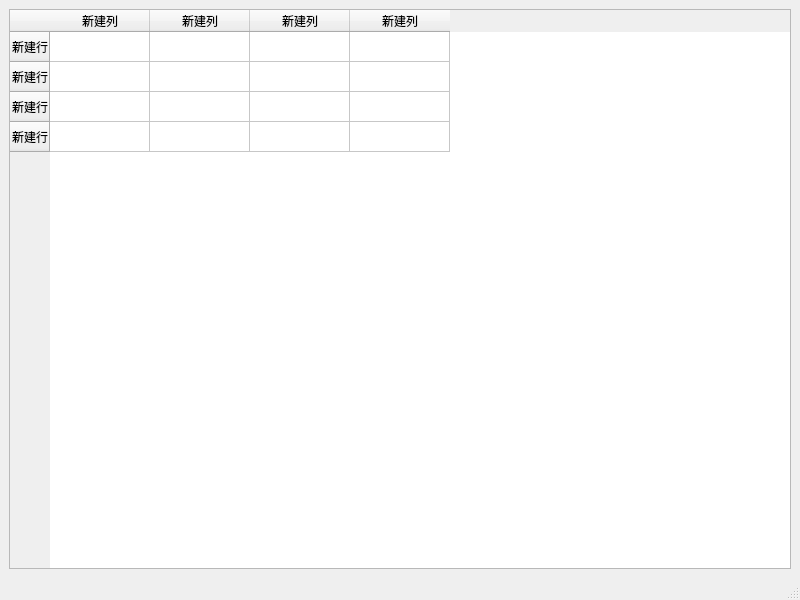
Before: the Qt Designer form qt/creat/untitled/mainwindow.ui in newcreatmao/project, drawn with Qt 5.
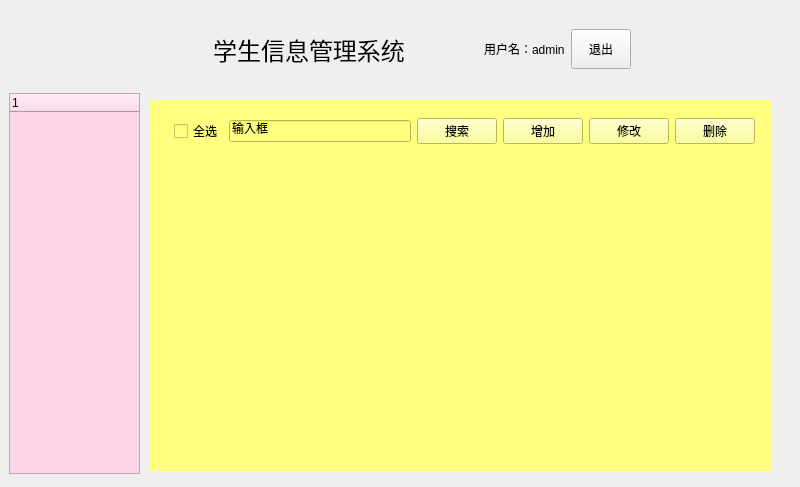
After: the same form once the commit is applied. Icons and pictures are not drawn.

Patch:
```diff
--- a/qt/creat/untitled/mainwindow.ui
+++ b/qt/creat/untitled/mainwindow.ui
@@ -7,82 +7,221 @@
     <x>0</x>
     <y>0</y>
     <width>800</width>
-    <height>600</height>
+    <height>487</height>
    </rect>
   </property>
+  <property name="minimumSize">
+   <size>
+    <width>800</width>
+    <height>480</height>
+   </size>
+  </property>
   <property name="windowTitle">
    <string>MainWindow</string>
   </property>
+  <property name="styleSheet">
+   <string notr="true">QWidget#centralwidget(background-color:rgb(94, 195, 200););</string>
+  </property>
   <widget class="QWidget" name="centralwidget">
-   <layout class="QGridLayout" name="gridLayout">
-    <item row="0" column="0">
-     <widget class="QTableWidget" name="tableWidget">
-      <row>
-       <property name="text">
-        <string>新建行</string>
-       </property>
-      </row>
-      <row>
-       <property name="text">
-        <string>新建行</string>
-       </property>
-      </row>
-      <row>
-       <property name="text">
-        <string>新建行</string>
-       </property>
-      </row>
-      <row>
-       <property name="text">
-        <string>新建行</string>
-       </property>
-      </row>
-      <column>
-       <property name="text">
-        <string>新建列</string>
-       </property>
-      </column>
-      <column>
-       <property name="text">
-        <string>新建列</string>
-       </property>
-      </column>
-      <column>
-       <property name="text">
-        <string>新建列</string>
-       </property>
-      </column>
-      <column>
-       <property name="text">
-        <string>新建列</string>
-       </property>
-      </column>
-      <item row="0" column="0">
-       <property name="foreground">
-        <brush brushstyle="NoBrush">
-         <color alpha="255">
-          <red>170</red>
-          <green>85</green>
-          <blue>255</blue>
-         </color>
-        </brush>
-       </property>
-      </item>
-     </widget>
-    </item>
-   </layout>
-  </widget>
-  <widget class="QMenuBar" name="menubar">
-   <property name="geometry">
-    <rect>
-     <x>0</x>
-     <y>0</y>
-     <width>800</width>
-     <height>21</height>
-    </rect>
+   <property name="styleSheet">
+    <string notr="true">QWidget#centralwidget{background-color: rgb(85, 255, 255);};</string>
    </property>
+   <widget class="QTreeWidget" name="treeWidget">
+    <property name="geometry">
+     <rect>
+      <x>9</x>
+      <y>93</y>
+      <width>131</width>
+      <height>381</height>
+     </rect>
+    </property>
+    <property name="styleSheet">
+     <string notr="true">background-color: rgb(255, 212, 233);</string>
+    </property>
+   </widget>
+   <widget class="QStackedWidget" name="stackedWidget">
+    <property name="geometry">
+     <rect>
+      <x>150</x>
+      <y>100</y>
+      <width>621</width>
+      <height>371</height>
+     </rect>
+    </property>
+    <property name="styleSheet">
+     <string notr="true">background-color: rgb(255, 255, 127);</string>
+    </property>
+    <widget class="QWidget" name="page">
+     <widget class="QWidget" name="widget_2" native="true">
+      <property name="geometry">
+       <rect>
+        <x>24</x>
+        <y>10</y>
+        <width>581</width>
+        <height>42</height>
+       </rect>
+      </property>
+      <layout class="QGridLayout" name="gridLayout_3">
+       <item row="0" column="0">
+        <widget class="QCheckBox" name="checkBox">
+         <property name="text">
+          <string>全选</string>
+         </property>
+        </widget>
+       </item>
+       <item row="0" column="1">
+        <widget class="QLineEdit" name="lineEdit">
+         <property name="text">
+          <string>输入框</string>
+         </property>
+        </widget>
+       </item>
+       <item row="0" column="2">
+        <widget class="QPushButton" name="pushButton_2">
+         <property name="text">
+          <string>搜索</string>
+         </property>
+        </widget>
+       </item>
+       <item row="0" column="3">
+        <widget class="QPushButton" name="pushButton_3">
+         <property name="text">
+          <string>增加</string>
+         </property>
+        </widget>
+       </item>
+       <item row="0" column="4">
+        <widget class="QPushButton" name="pushButton_4">
+         <property name="text">
+          <string>修改</string>
+         </property>
+        </widget>
+       </item>
+       <item row="0" column="5">
+        <widget class="QPushButton" name="pushButton_5">
+         <property name="text">
+          <string>删除</string>
+         </property>
+        </widget>
+       </item>
+      </layout>
+     </widget>
+    </widget>
+    <widget class="QWidget" name="page_2"/>
+   </widget>
+   <widget class="QWidget" name="widget" native="true">
+    <property name="geometry">
+     <rect>
+      <x>9</x>
+      <y>9</y>
+      <width>631</width>
+      <height>81</height>
+     </rect>
+    </property>
+    <property name="styleSheet">
+     <string notr="true"/>
+    </property>
+    <layout class="QGridLayout" name="gridLayout" columnstretch="1,1,1">
+     <property name="leftMargin">
+      <number>0</number>
+     </property>
+     <property name="topMargin">
+      <number>0</number>
+     </property>
+     <property name="rightMargin">
+      <number>0</number>
+     </property>
+     <property name="bottomMargin">
+      <number>0</number>
+     </property>
+     <property name="spacing">
+      <number>0</number>
+     </property>
+     <item row="0" column="0">
+      <spacer name="horizontalSpacer">
+       <property name="orientation">
+        <enum>Qt::Horizontal</enum>
+       </property>
+       <property name="sizeHint" stdset="0">
+        <size>
+         <width>195</width>
+         <height>20</height>
+        </size>
+       </property>
+      </spacer>
+     </item>
+     <item row="0" column="1">
+      <widget class="QLabel" name="label">
+       <property name="font">
+        <font>
+         <pointsize>18</pointsize>
+        </font>
+       </property>
+       <property name="text">
+        <string>学生信息管理系统</string>
+       </property>
+       <property name="alignment">
+        <set>Qt::AlignCenter</set>
+       </property>
+      </widget>
+     </item>
+     <item row="0" column="2">
+      <widget class="QWidget" name="widget_3" native="true">
+       <layout class="QGridLayout" name="gridLayout_2">
+        <item row="0" column="0">
+         <widget class="QLabel" name="label_4">
+          <property name="minimumSize">
+           <size>
+            <width>60</width>
+            <height>60</height>
+           </size>
+          </property>
+          <property name="maximumSize">
+           <size>
+            <width>40</width>
+            <height>40</height>
+           </size>
+          </property>
+          <property name="styleSheet">
+           <string notr="true">border-image: url(:/user.jpg);</string>
+          </property>
+          <property name="text">
+           <string/>
+          </property>
+         </widget>
+        </item>
+        <item row="0" column="1">
+         <widget class="QLabel" name="label_3">
+          <property name="text">
+           <string>用户名：admin</string>
+          </property>
+         </widget>
+        </item>
+        <item row="0" column="2">
+         <widget class="QPushButton" name="pushButton">
+          <property name="minimumSize">
+           <size>
+            <width>60</width>
+            <height>40</height>
+           </size>
+          </property>
+          <property name="maximumSize">
+           <size>
+            <width>60</width>
+            <height>40</height>
+           </size>
+          </property>
+          <property name="text">
+           <string>退出</string>
+          </property>
+         </widget>
+        </item>
+       </layout>
+      </widget>
+     </item>
+    </layout>
+   </widget>
   </widget>
-  <widget class="QStatusBar" name="statusbar"/>
  </widget>
  <resources/>
  <connections/>
```
